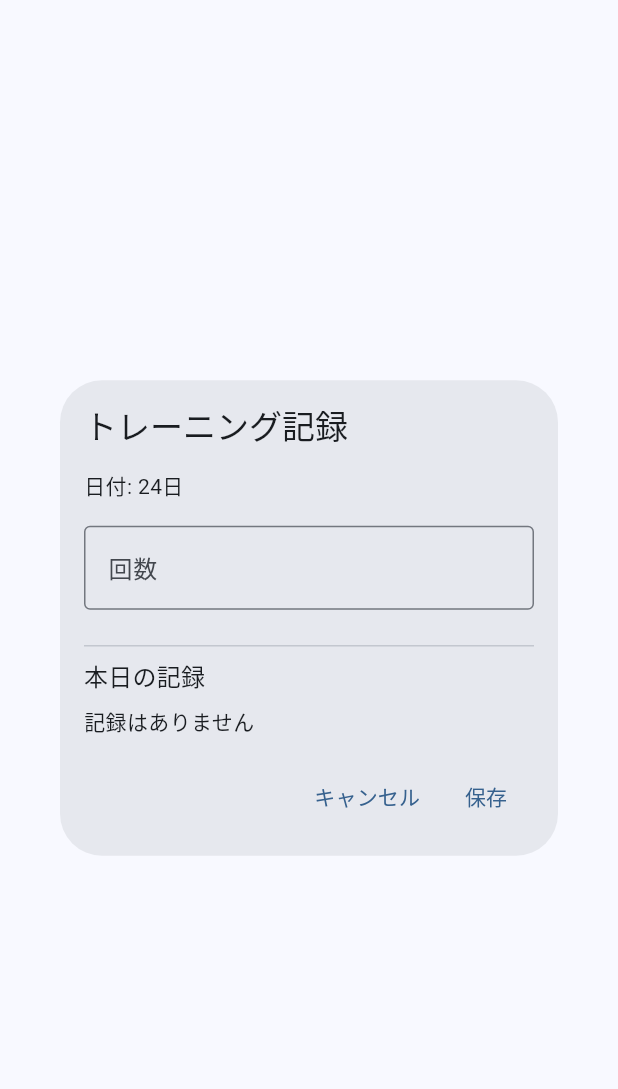
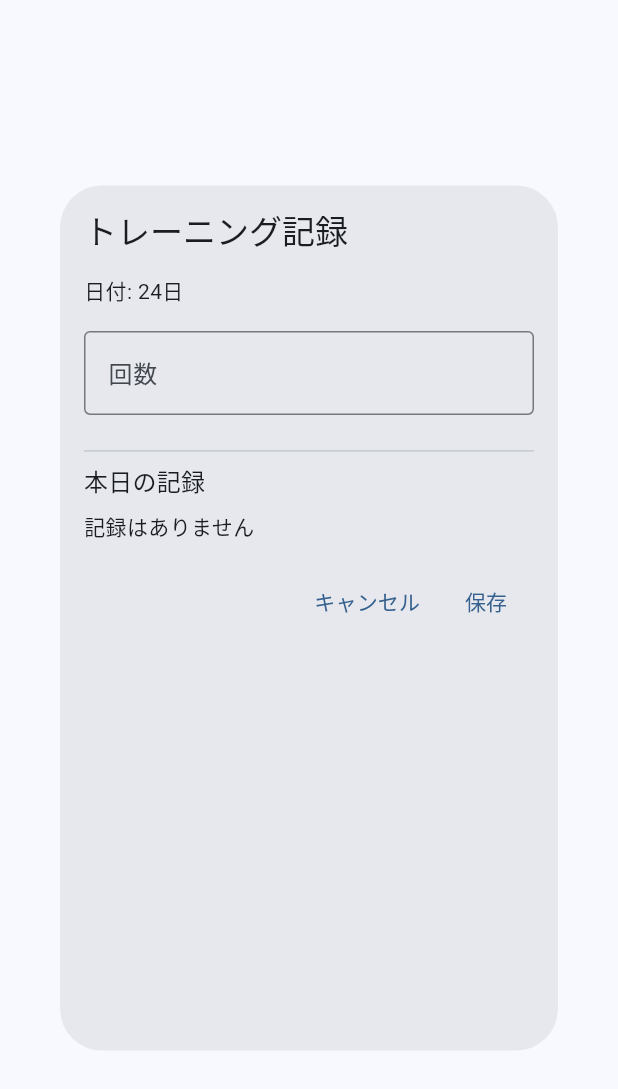
Before and after one commit to oreshihon-iida/Kensui, a Flutter app: the TrainingRecordDialog widget shown alone on an empty page, opened directly with empty values, after a tap on "保存", on a phone screen of 412 x 824 dp. Shown: the top 1089 px of the screen. Run offline on Flutter 3.47's test engine with Material 3 defaults, Android fonts, the phone set to English and light mode, and no system bars; our stand-ins replace shared_preferences; accounts and stored records are empty.

Commit message:
fix: Resolve dialog layout and timestamp issues
- Replace IntrinsicHeight with SizedBox for proper height constraints
- Fix timestamp handling in training record dialog
- Resolve RenderShrinkWrappingViewport error

Co-Authored-By: 飯田篤 <a-iida@oreshihon.co.jp>

```diff
--- a/lib/widgets/dialogs/scrollable_dialog_content.dart
+++ b/lib/widgets/dialogs/scrollable_dialog_content.dart
@@ -19,9 +19,10 @@ class ScrollableDialogContent extends StatelessWidget {
         maxHeight: maxHeight,
         minHeight: 0,
       ),
-      child: SingleChildScrollView(
-        physics: const ClampingScrollPhysics(),
-        child: IntrinsicHeight(
+      child: SizedBox(
+        height: maxHeight,
+        child: SingleChildScrollView(
+          physics: const ClampingScrollPhysics(),
           child: Padding(
             padding: padding,
             child: Column(
--- a/lib/widgets/dialogs/training_record_dialog.dart
+++ b/lib/widgets/dialogs/training_record_dialog.dart
@@ -90,13 +90,12 @@ class TrainingRecordDialog extends StatelessWidget {
                 onPressed: () {
                   final repetitions = int.tryParse(repetitionsController.text);
                   if (repetitions != null && repetitions >= 0) {
-                    final now = DateTime.now();
                     final timestamp = DateTime(
                       selectedDate.year,
                       selectedDate.month,
                       selectedDate.day,
-                      now.hour,
-                      now.minute,
+                      selectedDate.hour,
+                      selectedDate.minute,
                     );
                     onSave(TrainingRecord(
                       timestamp: timestamp,
```
